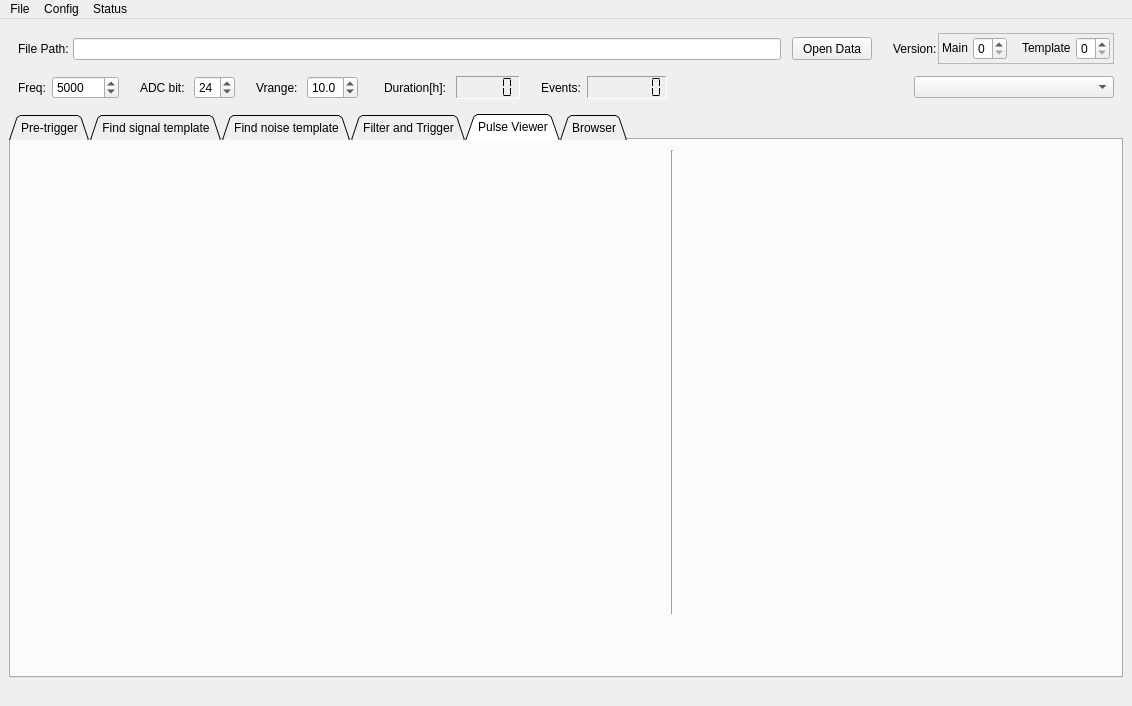
First picture: the form in main.ui, repository ddyalbert/offline_trigger, before the edit.
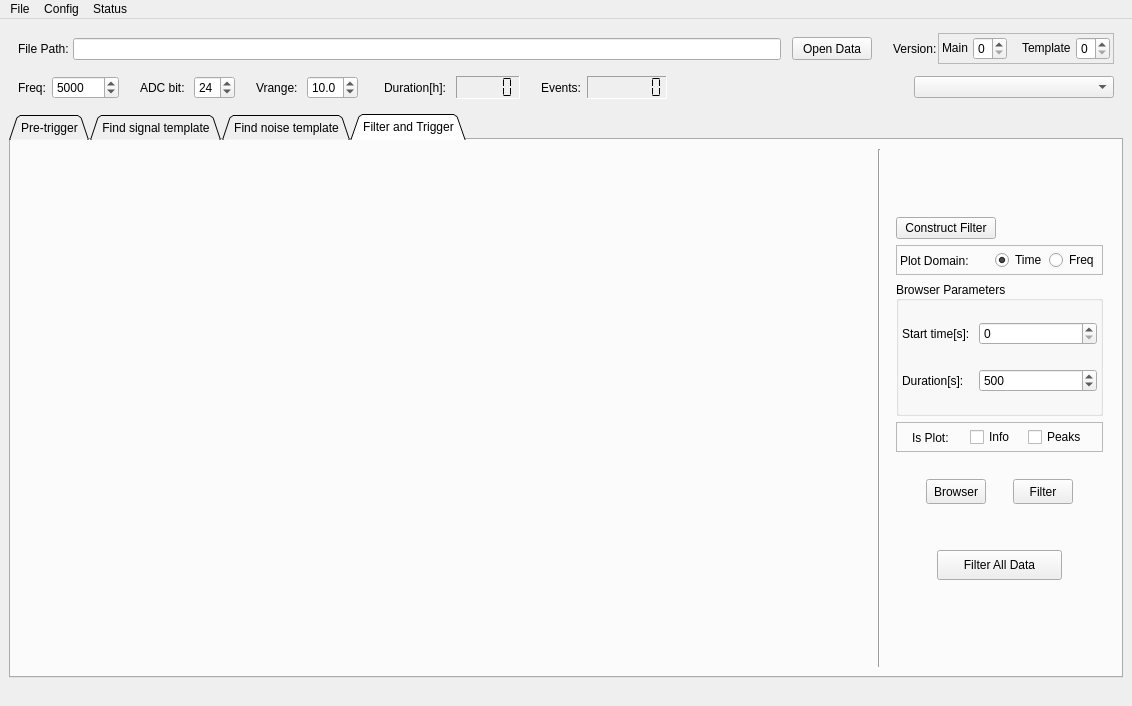
Second picture: the form after the edit. The open tabs and pages were chosen to show the change. Custom widgets are drawn as their Qt base class.

```diff
--- a/main.ui
+++ b/main.ui
@@ -4977,45 +4977,6 @@
         </item>
        </layout>
       </widget>
-      <widget class="QWidget" name="Tab_Pulse_Viewer">
-       <attribute name="title">
-        <string>Pulse Viewer</string>
-       </attribute>
-       <widget class="MPLwidget" name="mpl_FT_2" native="true">
-        <property name="geometry">
-         <rect>
-          <x>40</x>
-          <y>60</y>
-          <width>571</width>
-          <height>381</height>
-         </rect>
-        </property>
-        <property name="sizePolicy">
-         <sizepolicy hsizetype="Expanding" vsizetype="Expanding">
-          <horstretch>0</horstretch>
-          <verstretch>0</verstretch>
-         </sizepolicy>
-        </property>
-       </widget>
-       <widget class="Line" name="line_5">
-        <property name="geometry">
-         <rect>
-          <x>660</x>
-          <y>10</y>
-          <width>3</width>
-          <height>464</height>
-         </rect>
-        </property>
-        <property name="orientation">
-         <enum>Qt::Vertical</enum>
-        </property>
-       </widget>
-      </widget>
-      <widget class="QWidget" name="Tab_browser">
-       <attribute name="title">
-        <string>Browser</string>
-       </attribute>
-      </widget>
      </widget>
     </item>
    </layout>
```
Left out of the diff: 2 changed lines with no effect on the pictures.
